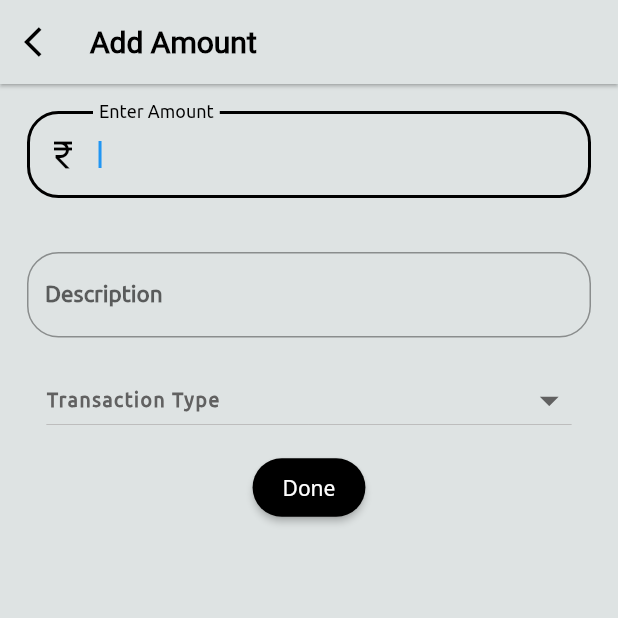
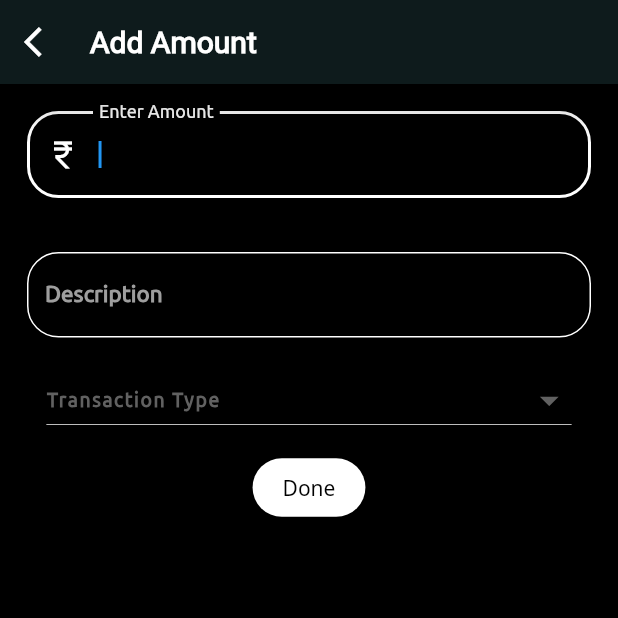
Before and after one commit to RangaKomalSai/budget_tracker, a Flutter app: the screen it shows after launch, after a tap on the "add" icon, on a phone screen of 412 x 824 dp, the top half of it. Run offline on Flutter 3.47's test engine with Material 2 defaults, Android fonts, the phone set to English and light mode, and no system bars; our stand-ins replace firebase_core; accounts and stored records are empty; Roboto replaces fonts that are missing (Josfie).

Commit message:
Added firebase and dark theme

```diff
--- a/lib/add_expenses.dart
+++ b/lib/add_expenses.dart
@@ -59,8 +59,8 @@ class _AddExpenseState extends State<AddExpense> {
     return Scaffold(
       appBar: AppBar(
         automaticallyImplyLeading: false,
-        elevation: 1.0,
-        backgroundColor: Color.fromRGBO(222, 227, 227, 1),
+        elevation: 10.0,
+        backgroundColor: Color.fromRGBO(14, 27, 28,1),
         title: Row(
           children: [
             InkWell(
@@ -69,7 +69,7 @@ class _AddExpenseState extends State<AddExpense> {
                 child: Icon(
                   Icons.arrow_back_ios,
                   semanticLabel: 'Back',
-                  color: Colors.black,
+                  color: Colors.white,
                 ),
               ),
             ),
@@ -77,7 +77,7 @@ class _AddExpenseState extends State<AddExpense> {
             Text(
               'Add Amount',
               style: TextStyle(fontFamily: 'Josfie',
-                color: Colors.black,
+                color: Colors.white,
                 fontSize: 20.0,
                 fontWeight: FontWeight.bold,
               ),
@@ -99,7 +99,8 @@ class _AddExpenseState extends State<AddExpense> {
                 child: TextField(
                   style: TextStyle(
                     fontWeight: FontWeight.bold,
-                    fontFamily: 'Ubuntu'
+                    fontFamily: 'Ubuntu',
+                    color: Colors.white
                   ),
                   autofocus: true,
                   keyboardType: TextInputType.phone,
@@ -107,22 +108,30 @@ class _AddExpenseState extends State<AddExpense> {
                   controller: amountController,
                   onEditingComplete: () => FocusScope.of(context).nextFocus(),
                   decoration: InputDecoration(
+                    labelStyle: TextStyle(
+                      color: Colors.grey
+                    ),
+                    enabledBorder: OutlineInputBorder(
+                      borderSide: BorderSide(color: Colors.white),
+                      borderRadius: BorderRadius.circular(21),
+                    ),
                     prefixIcon: Icon(
                       Icons.currency_rupee,
-                      color: Colors.black,
+                      color: Colors.white,
                     ),
-                    border: OutlineInputBorder(
-                      borderRadius: BorderRadius.circular(21),
-                    ),
+                    // border: OutlineInputBorder(
+                    //   borderRadius: BorderRadius.circular(21),
+                    //   borderSide: BorderSide(color: Colors.white)
+                    // ),
                     labelText: 'Enter Amount',
                     floatingLabelStyle: TextStyle(
-                        color: Colors.black,
+                        color: Colors.white,
                         fontWeight: FontWeight.normal,
                       fontFamily: 'Ubuntu'
                     ),
                     focusedBorder: OutlineInputBorder(
                       borderSide: BorderSide(
-                          color: Colors.black,
+                          color: Colors.white,
                           width: 2.0
                       ),
                       borderRadius: BorderRadius.circular(21),
@@ -138,23 +147,31 @@ class _AddExpenseState extends State<AddExpense> {
                       fontWeight: FontWeight.w800,
                       fontFamily: 'Ubuntu',
                     fontSize: 15,
+                    color: Colors.white
                   ),
                   controller: descriptionController,
                   textInputAction: TextInputAction.next,
                   decoration: InputDecoration(
-                    border: OutlineInputBorder(
-                      borderRadius: BorderRadius.circular(21),
-                    ),
+                      labelStyle: TextStyle(
+                          color: Colors.grey
+                      ),
+                      enabledBorder: OutlineInputBorder(
+                        borderSide: BorderSide(color: Colors.white),
+                        borderRadius: BorderRadius.circular(21),
+                      ),
+                    // border: OutlineInputBorder(
+                    //   borderRadius: BorderRadius.circular(21),
+                    // ),
                     labelText: 'Description',
                     floatingLabelStyle: TextStyle(
-                        color: Colors.black,
+                        color: Colors.white,
                         fontWeight: FontWeight.normal,
                         fontFamily: 'Ubuntu',
                       fontSize: 15,
                     ),
                     focusedBorder: OutlineInputBorder(
                       borderSide: BorderSide(
-                        color: Colors.black,
+                        color: Colors.white,
                         width: 2.0
                       ),
                       borderRadius: BorderRadius.circular(21),
@@ -191,7 +208,7 @@ class _AddExpenseState extends State<AddExpense> {
                 });
                 },
                 style: ElevatedButton.styleFrom(
-                  backgroundColor: Colors.black,
+                  backgroundColor: Colors.white,
                   shape: RoundedRectangleBorder(
                     borderRadius: BorderRadius.circular(21.0), // Rounded corners
                   ),
@@ -200,7 +217,7 @@ class _AddExpenseState extends State<AddExpense> {
                 child: Text(
                     'Done',
                   style: TextStyle(
-
+                    color: Colors.black
                   ),
                 ),
               ),
--- a/lib/card_list.dart
+++ b/lib/card_list.dart
@@ -32,7 +32,7 @@ class MyCard extends StatelessWidget {
               width: MediaQuery.of(context).size.width,
               child : Card(
                 elevation: 0.0,
-                color: Colors.white,
+                color: Color.fromRGBO(255, 255, 255, 0.5),
                 margin: EdgeInsets.fromLTRB(28, 10, 28, 0),
                 shape: RoundedRectangleBorder(
                   borderRadius: BorderRadius.circular(20.0), // Sets a border radius of 10.0
--- a/lib/drop_down.dart
+++ b/lib/drop_down.dart
@@ -42,7 +42,8 @@ class _DropDownState extends State<DropDown> {
               child: Text(
                   value,
                 style: TextStyle(
-                  fontFamily: 'Ubuntu'
+                  fontFamily: 'Ubuntu',
+                  color: Color.fromRGBO(5, 185, 245,1)
                 ),
               ),
             );
--- a/lib/main.dart
+++ b/lib/main.dart
@@ -1,12 +1,15 @@
 // ignore_for_file: prefer_const_constructors, prefer_const_literals_to_create_immutables
 
+import 'package:firebase_core/firebase_core.dart';
 import 'package:flutter/material.dart';
 import 'drop_down.dart';
 import 'card_list.dart';
 import 'add_expenses.dart';
 import 'package:intl/intl.dart';
 
-void main() {
+Future main() async{
+  WidgetsFlutterBinding.ensureInitialized();
+  await Firebase.initializeApp();
   runApp(const MyApp());
 }
 
@@ -21,7 +24,7 @@ class MyApp extends StatelessWidget {
       title: 'Budget Tracker',
       theme: ThemeData(
         fontFamily: 'NotoSans',
-        scaffoldBackgroundColor: Color.fromRGBO(222, 227, 227, 1)
+        scaffoldBackgroundColor: Colors.black
       ),
       home: const Home(),
     );
@@ -151,6 +154,7 @@ class _HomeState extends State<Home> {
                     style: TextStyle(
                     fontSize: 30.0,
                     letterSpacing: 4.0,
+                      color: Colors.white
                   ),
                   ),
                 ),
@@ -163,7 +167,7 @@ class _HomeState extends State<Home> {
                   // alignment: Alignment.centerLeft,
                   decoration: BoxDecoration(
                     borderRadius: BorderRadius.circular(50.0),
-                    color: Colors.black,
+                    color: Color.fromRGBO(41, 140, 227,1)
                   ),
                   child:Column(
                     crossAxisAlignment: CrossAxisAlignment.start,
@@ -283,7 +287,7 @@ class _HomeState extends State<Home> {
                                     width: MediaQuery.of(context).size.width * 0.15,
                                     decoration:  BoxDecoration(
                                       borderRadius: BorderRadius.circular(20.0),
-                                      color: Colors.black,
+                                      color: Colors.red,
                                     ),
                                     child: IconButton(
                                       onPressed: (){
@@ -321,7 +325,7 @@ class _HomeState extends State<Home> {
           });;
         },
         elevation: 5,
-        backgroundColor: Colors.black,
+        backgroundColor: Color.fromRGBO(41, 140, 227,1),
         child: Icon(Icons.add),
 
       ),
--- a/pubspec.yaml
+++ b/pubspec.yaml
@@ -31,7 +31,7 @@ dependencies:
   flutter:
     sdk: flutter
   intl: ^0.18.1
-
+  firebase_core: ^2.14.0
 
   # The following adds the Cupertino Icons font to your application.
   # Use with the CupertinoIcons class for iOS style icons.
```
Also changed, not shown: pubspec.lock, 6 other files.
